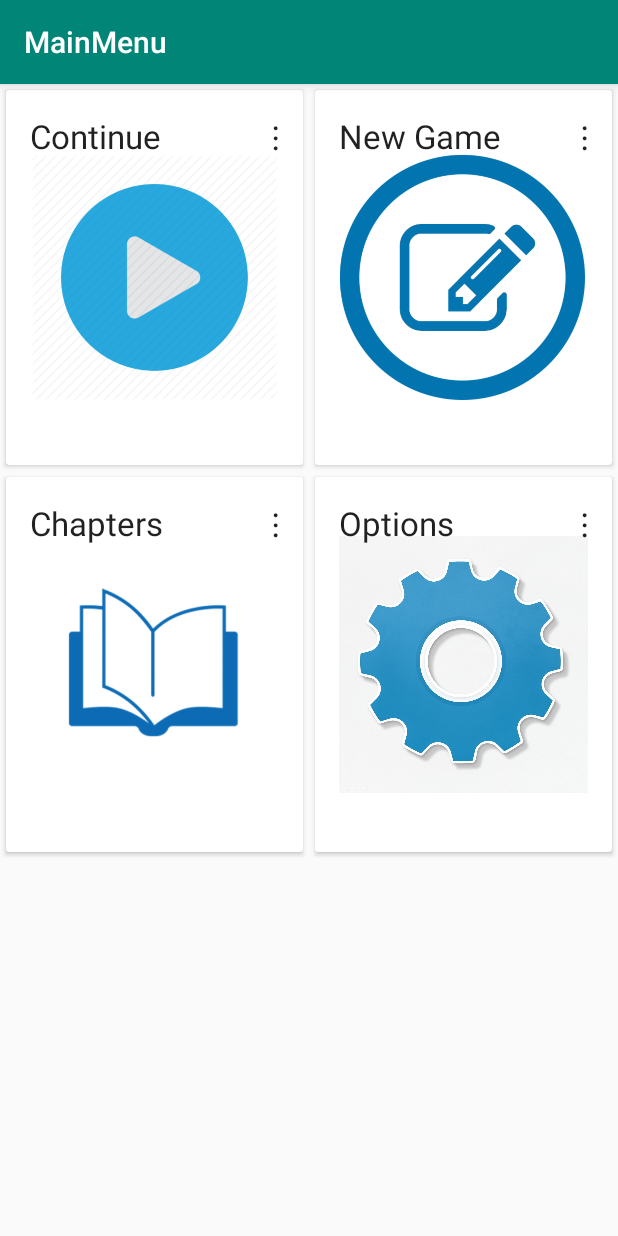
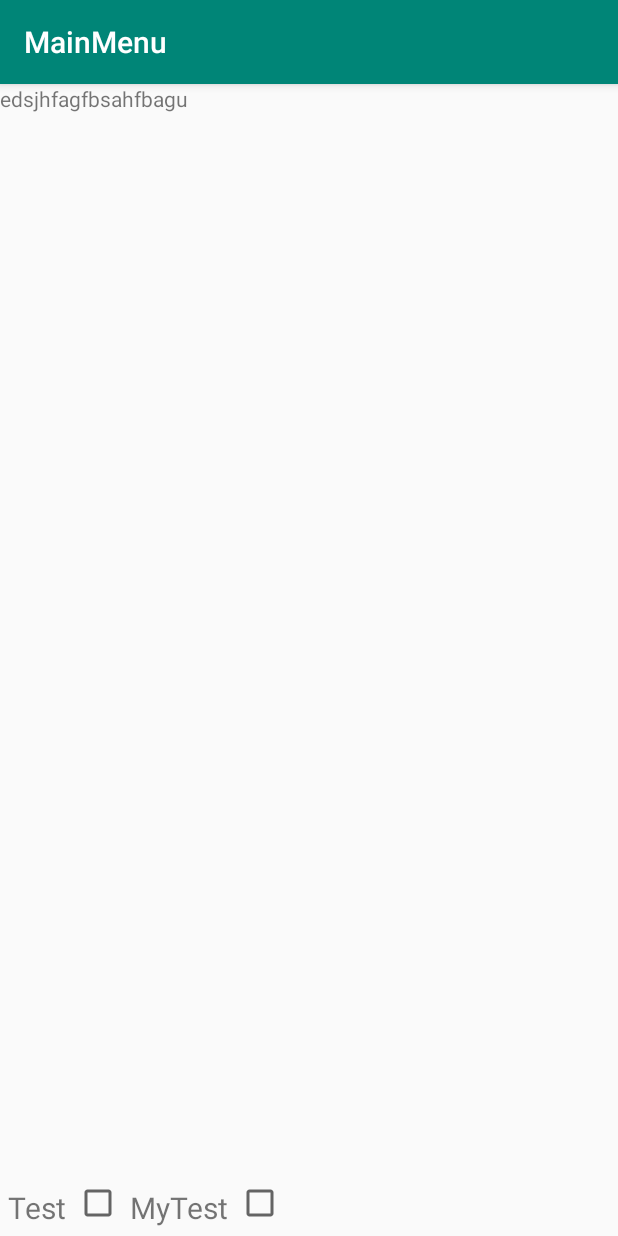
Before and after one commit to bsilva3/RPGApp, an Android app: the screen it shows after launch (MainActivity), after a tap on "Chapters", on a phone screen of 412 x 824 dp. Run offline under Robolectric (Android 15) with nearby library versions, the phone set to English and light mode, and no system bars; pictures from the network do not load.

Commit message:
Bug fixes on choice making. Added layout (basic) for chapter selection

```diff
--- a/app/build.gradle
+++ b/app/build.gradle
@@ -21,6 +21,8 @@ android {
 }
 
 dependencies {
+    def fragment_version = "1.2.5"
+    implementation "androidx.fragment:fragment:$fragment_version"
     implementation fileTree(dir: 'libs', include: ['*.jar'])
     implementation 'androidx.appcompat:appcompat:1.0.2'
     implementation 'androidx.constraintlayout:constraintlayout:1.1.3'
--- a/app/src/main/java/com/transports/rpgtext/ChapterSelectionFragment.java
+++ b/app/src/main/java/com/transports/rpgtext/ChapterSelectionFragment.java
@@ -5,33 +5,30 @@ import android.net.Uri;
 import android.os.Bundle;
 
 import androidx.fragment.app.Fragment;
+import androidx.recyclerview.widget.LinearLayoutManager;
+import androidx.recyclerview.widget.RecyclerView;
 
-import android.util.Log;
 import android.view.LayoutInflater;
 import android.view.View;
 import android.view.ViewGroup;
-import android.widget.AdapterView;
-import android.widget.ListView;
 import android.widget.TextView;
+import android.widget.Toast;
 
 import com.transports.rpgtext.list_utils.chapter_select_list.ChapterAdapter;
-import com.transports.rpgtext.list_utils.chapter_select_list.ChapterChecked;
 import com.transports.rpgtext.story_handle.ChapterDescription;
 import com.transports.rpgtext.story_handle.ChapterLoader;
-import com.transports.rpgtext.story_handle.ChapterStory;
 
-import java.io.IOException;
-import java.io.InputStream;
+import java.util.ArrayList;
 import java.util.List;
 
 
-public class ChapterSelectionFragment extends Fragment {
+public class ChapterSelectionFragment extends Fragment implements ChapterAdapter.ItemClickListener{
     // TODO: Rename parameter arguments, choose names that match
     // the fragment initialization parameters, e.g. ARG_ITEM_NUMBER
     private static final String ARG_PARAM1 = "param1";
     private static final String ARG_PARAM2 = "param2";
-    private ListView chapterList;
     private TextView chapterDescr;
+    private RecyclerView chapterListRecyclerView;
     private ChapterAdapter chapterAdapter;
     private List<ChapterDescription> chapters;
     private ChapterLoader chapterLoader;
@@ -77,22 +74,24 @@ public class ChapterSelectionFragment extends Fragment {
     public View onCreateView(LayoutInflater inflater, ViewGroup container,
                              Bundle savedInstanceState) {
         View view = inflater.inflate(R.layout.fragment_chapter_selection, container, false);
-        chapterDescr = (TextView) view.findViewById(R.id.chapter_descr);
-        chapterList = (ListView) view.findViewById(R.id.list_chapters);
+        chapterDescr = view.findViewById(R.id.chapter_descr);
+        chapterListRecyclerView = view.findViewById(R.id.list_chapters);
+
+        //chapterAdapter.setClickListener(this);
+        chapterListRecyclerView.setLayoutManager(new LinearLayoutManager(getActivity(), LinearLayoutManager.HORIZONTAL, false));
 
         //get list of chapters
-        chapterLoader = new ChapterLoader();
-        chapters = chapterLoader.getAvailableChapters(this.getActivity());
-        chapterAdapter = new ChapterAdapter(getContext(), chapters);
-        chapterList.setAdapter(chapterAdapter);
-        chapterList.setOnItemClickListener(new AdapterView.OnItemClickListener() {
-            @Override
-            public void onItemClick(AdapterView<?> parent, View view, int position, long arg3) {
-                view.setSelected(true);
-            }
-        });
+        //chapterLoader = new ChapterLoader();
+        chapters = new ArrayList<>();
+        //chapters = chapterLoader.getAvailableChapters(this.getActivity());
+        chapters.add(new ChapterDescription("Test", 1, "eshgf", "ufnaiufu.json"));
+        chapters.add(new ChapterDescription("MyTest", 2, "afsdasf", "safgsdhs.json"));
+        chapterAdapter = new ChapterAdapter(chapters);
+        chapterListRecyclerView.setAdapter(chapterAdapter);
+
         // Inflate the layout for this fragment
-        return inflater.inflate(R.layout.fragment_chapter_selection, container, false);
+        //return inflater.inflate(R.layout.fragment_chapter_selection, container, false);
+        return view;//!!!! <- return view created, do not inflate again!
     }
 
     // TODO: Rename method, update argument and hook method into UI event
@@ -107,9 +106,6 @@ public class ChapterSelectionFragment extends Fragment {
         super.onAttach(context);
         if (context instanceof OnFragmentInteractionListener) {
             mListener = (OnFragmentInteractionListener) context;
-        } else {
-            throw new RuntimeException(context.toString()
-                    + " must implement OnFragmentInteractionListener");
         }
     }
 
@@ -117,6 +113,11 @@ public class ChapterSelectionFragment extends Fragment {
     public void onDetach() {
         super.onDetach();
         mListener = null;
+    }
+
+    @Override
+    public void onItemClick(View view, int position) {
+        Toast.makeText(getContext(), "You clicked " + chapterAdapter.getItem(position) + " on row number " + position, Toast.LENGTH_SHORT).show();
     }
 
     /**
--- a/app/src/main/java/com/transports/rpgtext/MainActivity.java
+++ b/app/src/main/java/com/transports/rpgtext/MainActivity.java
@@ -4,11 +4,10 @@ import androidx.appcompat.app.AppCompatActivity;
 import androidx.recyclerview.widget.GridLayoutManager;
 import androidx.recyclerview.widget.RecyclerView;
 
+import android.app.FragmentTransaction;
 import android.content.Intent;
 import android.os.Bundle;
 
-import com.transports.rpgtext.list_utils.main_menu.CustomAdapter;
-import com.transports.rpgtext.list_utils.main_menu.MainMenuItem;
 import com.transports.rpgtext.settings_screen.SettingsActivity;
 
 import java.util.ArrayList;
@@ -18,7 +17,7 @@ import static com.transports.rpgtext.Constants.CHAPTER_TITLE_EXTRA;
 import static com.transports.rpgtext.Constants.MAIN_MENU_OPTS_HEADINGS;
 import static com.transports.rpgtext.Constants.MAIN_MENU_OPTS_ICONS;
 
-public class MainActivity extends AppCompatActivity implements RecyclerViewClickListener {
+public class MainActivity extends AppCompatActivity {
 
     //recyclerview objects
     private RecyclerView recyclerView;
@@ -31,20 +30,27 @@ public class MainActivity extends AppCompatActivity implements RecyclerViewClick
         super.onCreate(savedInstanceState);
         setContentView(R.layout.activity_main);
 
+        if (savedInstanceState == null) {
+            getSupportFragmentManager().beginTransaction()
+                    .setReorderingAllowed(true)
+                    .add(R.id.fragment_container_view_main, MainMenuFragment.class, null)
+                    .commit();
+        }
+
         //initializing views
-        recyclerView = (RecyclerView) findViewById(R.id.main_menu_recycler_view);
-        recyclerView.setHasFixedSize(true);
-        recyclerView.setLayoutManager(new GridLayoutManager(this, 2, GridLayoutManager.VERTICAL, false));
-        itemListener = this; // hear item menu clicks and call function in this class to handle it
+        //recyclerView = (RecyclerView) findViewById(R.id.main_menu_recycler_view);
+        //recyclerView.setHasFixedSize(true);
+        //recyclerView.setLayoutManager(new GridLayoutManager(this, 2, GridLayoutManager.VERTICAL, false));
+        //itemListener = this; // hear item menu clicks and call function in this class to handle it
         //loading main menu options
-        loadRecyclerViewItem();
+        //loadRecyclerViewItem();
 
         /*ChapterLoader chapterLoader = new ChapterLoader();
         ChapterStory ch = chapterLoader.load(this, );
         Log.d("chapter", ch+"");*/
     }
 
-    private void loadRecyclerViewItem() {
+    /*private void loadRecyclerViewItem() {
         //you can fetch the data from server or some apis
         //for this tutorial I am adding some dummy data directly
         List <MainMenuItem> list = new ArrayList<>();
@@ -61,20 +67,24 @@ public class MainActivity extends AppCompatActivity implements RecyclerViewClick
         switch (heading) {
             case Constants.CONTINUE_OPT:
                 //Check saved data, if no save, show chapter selection
-                /*FragmentManager fragmentManager = getSupportFragmentManager();
-                FragmentTransaction fragmentTransaction = fragmentManager.beginTransaction();
-                ChapterSelectionFragment fragment = new ChapterSelectionFragment();
-                fragmentTransaction.add(R.id.fragment_container, fragment);
-                fragmentTransaction.commit();*/
+
 
                 //navigate to game activity, load chapter 1 for testing
                 Intent i=new Intent(this, TextRPGActivity.class);
                 i.putExtra(CHAPTER_TITLE_EXTRA, "Chapter 01");
                 startActivity(i);
-
                 break;
             case Constants.CHAPTERS_OPT:
                 // select chapter option selected
+                FragmentTransaction transaction = getFragmentManager().beginTransaction();
+
+                // Replace whatever is in the fragment_container view with this fragment,
+                // and add the transaction to the back stack
+                transaction.replace(R.id.fragment_container, newFragment);
+                transaction.addToBackStack(null);
+
+                // Commit the transaction
+                transaction.commit();
                 break;
             case Constants.NEW_GAME_OPT:
                 // continue option selected
@@ -85,5 +95,5 @@ public class MainActivity extends AppCompatActivity implements RecyclerViewClick
                 startActivity(settingsInt);
                 break;
         }
-    }
+    }*/
 }
--- /dev/null
+++ b/app/src/main/java/com/transports/rpgtext/MainMenuFragment.java
@@ -0,0 +1,157 @@
+package com.transports.rpgtext;
+
+import android.content.Context;
+import android.content.Intent;
+import android.net.Uri;
+import android.os.Bundle;
+
+import androidx.fragment.app.Fragment;
+import androidx.fragment.app.FragmentManager;
+
+import androidx.fragment.app.FragmentTransaction;
+import androidx.recyclerview.widget.GridLayoutManager;
+import androidx.recyclerview.widget.RecyclerView;
+
+import android.view.LayoutInflater;
+import android.view.View;
+import android.view.ViewGroup;
+
+import com.transports.rpgtext.list_utils.main_menu.CustomAdapter;
+import com.transports.rpgtext.list_utils.main_menu.MainMenuItem;
+import com.transports.rpgtext.settings_screen.SettingsActivity;
+
+import java.util.ArrayList;
+import java.util.List;
+
+import static com.transports.rpgtext.Constants.CHAPTER_TITLE_EXTRA;
+import static com.transports.rpgtext.Constants.MAIN_MENU_OPTS_HEADINGS;
+import static com.transports.rpgtext.Constants.MAIN_MENU_OPTS_ICONS;
+
+
+/**
+ * A simple {@link Fragment} subclass.
+ * Activities that contain this fragment must implement the
+ * {@link MainMenuFragment.OnFragmentInteractionListener} interface
+ * to handle interaction events.
+ */
+public class MainMenuFragment extends Fragment implements RecyclerViewClickListener{
+    // TODO: Rename parameter arguments, choose names that match
+    // the fragment initialization parameters, e.g. ARG_ITEM_NUMBER
+    private static final String ARG_PARAM1 = "param1";
+    private static final String ARG_PARAM2 = "param2";
+
+    // TODO: Rename and change types of parameters
+    private String mParam1;
+    private String mParam2;
+
+    private OnFragmentInteractionListener mListener;
+
+    private RecyclerView recyclerView;
+    private RecyclerView.LayoutManager layoutManager;
+    private RecyclerView.Adapter adapter;
+    private RecyclerViewClickListener itemListener;
+
+    public MainMenuFragment() {
+        // Required empty public constructor
+    }
+
+
+    @Override
+    public void onCreate(Bundle savedInstanceState) {
+        super.onCreate(savedInstanceState);
+        if (getArguments() != null) {
+            mParam1 = getArguments().getString(ARG_PARAM1);
+            mParam2 = getArguments().getString(ARG_PARAM2);
+        }
+    }
+
+    @Override
+    public View onCreateView(LayoutInflater inflater, ViewGroup container,
+                             Bundle savedInstanceState) {
+        View view = inflater.inflate(R.layout.fragment_main_menu, container, false);
+        //initializing views
+        recyclerView = (RecyclerView) view.findViewById(R.id.main_menu_recycler_view);
+        recyclerView.setHasFixedSize(true);
+        recyclerView.setLayoutManager(new GridLayoutManager(this.getContext(), 2, GridLayoutManager.VERTICAL, false));
+        itemListener = this; // hear item menu clicks and call function in this class to handle it
+        loadRecyclerViewItem();
+        // Inflate the layout for this fragment
+        return view;
+    }
+
+    private void loadRecyclerViewItem() {
+        //you can fetch the data from server or some apis
+        //for this tutorial I am adding some dummy data directly
+        List<MainMenuItem> list = new ArrayList<>();
+        for (int i = 0; i < MAIN_MENU_OPTS_HEADINGS.length; i++) {
+            MainMenuItem myList = new MainMenuItem(MAIN_MENU_OPTS_HEADINGS[i], MAIN_MENU_OPTS_ICONS[i]);
+            list.add(myList);
+        }
+        adapter = new CustomAdapter(list, this.getContext(), itemListener);
+        recyclerView.setAdapter(adapter);
+    }
+
+    @Override
+    public void recyclerViewListClicked(String heading) {
+        switch (heading) {
+            case Constants.CONTINUE_OPT:
+                //Check saved data, if no save, show chapter selection
+                /*FragmentManager fragmentManager = getSupportFragmentManager();
+                FragmentTransaction fragmentTransaction = fragmentManager.beginTransaction();
+                ChapterSelectionFragment fragment = new ChapterSelectionFragment();
+                fragmentTransaction.add(R.id.fragment_container, fragment);
+                fragmentTransaction.commit();*/
+
+                //navigate to game activity, load chapter 1 for testing
+                Intent i=new Intent(this.getActivity(), TextRPGActivity.class);
+                i.putExtra(CHAPTER_TITLE_EXTRA, "Chapter 01");
+                startActivity(i);
+                break;
+            case Constants.CHAPTERS_OPT:
+                // select chapter option selected
+                FragmentManager fragmentManager = this.getActivity().getSupportFragmentManager();
+                fragmentManager.beginTransaction()
+                        .replace(R.id.fragment_container_view_main, ChapterSelectionFragment.class, null)
+                        .setReorderingAllowed(true)
+                        .addToBackStack(null) // name can be null
+                        .commit();
+            case Constants.NEW_GAME_OPT:
+                // continue option selected
+                break;
+            case Constants.OPTIONS_OPT:
+                // settings option selected
+                Intent settingsInt = new Intent(this.getActivity(), SettingsActivity.class);
+                startActivity(settingsInt);
+                break;
+        }
+    }
+
+    @Override
+    public void onAttach(Context context) {
+        super.onAttach(context);
+        if (context instanceof OnFragmentInteractionListener) {
+            mListener = (OnFragmentInteractionListener) context;
+        }
+    }
+
+    @Override
+    public void onDetach() {
+        super.onDetach();
+        mListener = null;
+    }
+
+    /**
+     * This interface must be implemented by activities that contain this
+     * fragment to allow an interaction in this fragment to be communicated
+     * to the activity and potentially other fragments contained in that
+     * activity.
+     * <p>
+     * See the Android Training lesson <a href=
+     * "http://developer.android.com/training/basics/fragments/communicating.html"
+     * >Communicating with Other Fragments</a> for more information.
+     */
+    public interface OnFragmentInteractionListener {
+        // TODO: Update argument type and name
+        void onFragmentInteraction(Uri uri);
+    }
+}
--- a/app/src/main/java/com/transports/rpgtext/list_utils/chapter_select_list/ChapterAdapter.java
+++ b/app/src/main/java/com/transports/rpgtext/list_utils/chapter_select_list/ChapterAdapter.java
@@ -4,7 +4,8 @@ import java.util.ArrayList;
 import java.util.List;
 
 import android.content.Context;
-        import android.view.LayoutInflater;
+import android.util.Log;
+import android.view.LayoutInflater;
         import android.view.View;
         import android.view.ViewGroup;
         import android.widget.BaseAdapter;
@@ -13,29 +14,70 @@ import android.content.Context;
         import android.widget.CompoundButton.OnCheckedChangeListener;
         import android.widget.TextView;
 
+import androidx.annotation.NonNull;
+import androidx.recyclerview.widget.RecyclerView;
+
 import com.transports.rpgtext.R;
 import com.transports.rpgtext.story_handle.ChapterDescription;
 
-public class ChapterAdapter extends BaseAdapter {
+public class ChapterAdapter extends RecyclerView.Adapter<ChapterAdapter.ViewHolder> {
     Context ctx;
     LayoutInflater lInflater;
-    List<ChapterDescription> objects;
+    List<ChapterDescription> chapters;
+    ItemClickListener mClickListener;
 
-    public ChapterAdapter(Context context, List<ChapterDescription> chapter) {
-        ctx = context;
-        objects = chapter;
-        lInflater = (LayoutInflater) ctx
-                .getSystemService(Context.LAYOUT_INFLATER_SERVICE);
+
+    /**
+     * Provide a reference to the type of views that you are using
+     * (custom ViewHolder).
+     */
+    public static class ViewHolder extends RecyclerView.ViewHolder implements View.OnClickListener {
+        private final TextView textView;
+
+        public ViewHolder(View view) {
+            super(view);
+            // Define click listener for the ViewHolder's View
+
+            textView = view.findViewById(R.id.chapter_title_item);
+            view.setOnClickListener(this);
+        }
+
+        @Override
+        public void onClick(View view) {
+            //if (mClickListener != null) mClickListener.onItemClick(view, getAdapterPosition());
+        }
+
+        public TextView getTextView() {
+            return textView;
+        }
+    }
+
+    public ChapterAdapter(List<ChapterDescription> chapter) {
+        this.chapters = chapter;
+        Log.d("test", "in constructor");
+    }
+
+
+    @Override
+    public ChapterAdapter.ViewHolder onCreateViewHolder(@NonNull ViewGroup parent, int viewType) {
+        View view = LayoutInflater.from(parent.getContext())
+                .inflate(R.layout.chapter_select_item, parent, false);
+        Log.d("test", "in view create");
+
+        return new ViewHolder(view);
     }
 
     @Override
-    public int getCount() {
-        return objects.size();
-    }
+    public void onBindViewHolder(@NonNull ChapterAdapter.ViewHolder holder, int position) {
+        Log.d("test", "in view holder bind");
+        //ChapterChecked chapterChecked = (ChapterChecked) getItem(position);
 
-    @Override
-    public Object getItem(int position) {
-        return objects.get(position);
+        holder.textView.setText(chapters.get(position).getChapterTitle());
+
+        /*CheckBox cbBuy = (CheckBox) holder.findViewById(R.id.chapter_select_box);
+        cbBuy.setOnCheckedChangeListener(myCheckChangList);
+        cbBuy.setTag(position);
+        cbBuy.setChecked(false);*/
     }
 
     @Override
@@ -44,43 +86,23 @@ public class ChapterAdapter extends BaseAdapter {
     }
 
     @Override
-    public View getView(int position, View convertView, ViewGroup parent) {
-        View view = convertView;
-        if (view == null) {
-            view = lInflater.inflate(R.layout.chapter_select_item, parent, false);
-        }
-
-        ChapterChecked chapterChecked = (ChapterChecked) getItem(position);
-
-        ((TextView) view.findViewById(R.id.chapter_descr)).setText(chapterChecked.title);
-
-        CheckBox cbBuy = (CheckBox) view.findViewById(R.id.chapter_select_box);
-        cbBuy.setOnCheckedChangeListener(myCheckChangList);
-        cbBuy.setTag(position);
-        cbBuy.setChecked(false);
-        return view;
+    public int getItemCount() {
+        return chapters.size();
     }
 
-    String getChapterTitle(int position) {
-        return ((String) getItem(position));
+    // convenience method for getting data at click position
+    public ChapterDescription getItem(int id) {
+        return chapters.get(id);
     }
 
-    ArrayList<ChapterDescription> getBox() {
-        ArrayList<ChapterDescription> box = new ArrayList<>();
-        for (ChapterDescription c : objects) {
-            if (c.box)
-                box.add(c);
-        }
-        return box;
-    }
-    ChapterDescription getChapterChecked(int position) {
-        return ((ChapterDescription) getItem(position));
+    // allows clicks events to be caught
+    void setClickListener(ItemClickListener itemClickListener) {
+        this.mClickListener = itemClickListener;
     }
 
-    OnCheckedChangeListener myCheckChangList = new OnCheckedChangeListener() {
-        public void onCheckedChanged(CompoundButton buttonView,
-                                     boolean isChecked) {
-            getChapterChecked((Integer) buttonView.getTag()).box = isChecked;
-        }
-    };
+    // parent activity will implement this method to respond to click events
+    public interface ItemClickListener {
+        void onItemClick(View view, int position);
+    }
+
 }
--- a/app/src/main/java/com/transports/rpgtext/list_utils/main_menu/CustomAdapter.java
+++ b/app/src/main/java/com/transports/rpgtext/list_utils/main_menu/CustomAdapter.java
@@ -47,7 +47,7 @@ public class CustomAdapter extends RecyclerView.Adapter<CustomAdapter.ViewHolder
         holder.itemView.setOnClickListener(new View.OnClickListener() {
             @Override
             public void onClick(View view) {
-                Toast.makeText(mCtx, myList.getHeading()+"", Toast.LENGTH_SHORT).show();
+                //Toast.makeText(mCtx, myList.getHeading()+"", Toast.LENGTH_SHORT).show();
                 itemListener.recyclerViewListClicked(myList.getHeading());
             }
         });
--- a/app/src/main/java/com/transports/rpgtext/story_handle/ChapterStory.java
+++ b/app/src/main/java/com/transports/rpgtext/story_handle/ChapterStory.java
@@ -40,6 +40,7 @@ public class ChapterStory {
         return scenes.get(sceneID);
     }
 
+
     public String getChapterTitle() {
         return chapterTitle;
     }
--- a/app/src/main/res/layout/activity_main.xml
+++ b/app/src/main/res/layout/activity_main.xml
@@ -6,9 +6,9 @@
     android:layout_height="match_parent"
     tools:context=".MainActivity">
 
-    <androidx.recyclerview.widget.RecyclerView
-        android:id="@+id/main_menu_recycler_view"
+    <androidx.fragment.app.FragmentContainerView
+        xmlns:android="http://schemas.android.com/apk/res/android"
+        android:id="@+id/fragment_container_view_main"
         android:layout_width="match_parent"
-        android:layout_height="match_parent"/>
-
+        android:layout_height="match_parent" />
 </androidx.constraintlayout.widget.ConstraintLayout>
--- a/app/src/main/res/layout/chapter_select_item.xml
+++ b/app/src/main/res/layout/chapter_select_item.xml
@@ -1,10 +1,11 @@
 <?xml version="1.0" encoding="utf-8"?>
 <LinearLayout xmlns:android="http://schemas.android.com/apk/res/android"
-    android:orientation="vertical" android:layout_width="match_parent"
-    android:layout_height="match_parent">
+    android:orientation="horizontal"
+    android:layout_width="wrap_content"
+    android:layout_height="wrap_content">
  <!-- A simple list with checkbox-->
     <LinearLayout xmlns:android="http://schemas.android.com/apk/res/android"
-        android:layout_width="match_parent"
+        android:layout_width="wrap_content"
         android:layout_height="wrap_content"
         android:orientation="horizontal" >
 
--- a/app/src/main/res/layout/fragment_chapter_selection.xml
+++ b/app/src/main/res/layout/fragment_chapter_selection.xml
@@ -5,25 +5,41 @@
     android:layout_height="match_parent"
     tools:context=".ChapterSelectionFragment">
 
-    <LinearLayout
+    <RelativeLayout
         android:layout_width="match_parent"
-        android:layout_height="wrap_content"
-        android:orientation="horizontal">
+        android:layout_height="match_parent">
 
-        <ListView
-            android:id="@+id/list_chapters"
-            android:layout_width="512dp"
-            android:layout_height="wrap_content"
-            android:background="@drawable/bg_key"
-            android:fadeScrollbars="false"
-            >
-        </ListView>
-        <TextView
-            android:id="@+id/chapter_descr"
-            android:layout_width="512dp"
-            android:layout_height="match_parent"></TextView>
+        <LinearLayout
+            android:id="@+id/chapter_details_linear_layout"
+            android:layout_width="match_parent"
+            android:layout_height="match_parent"
+            android:orientation="vertical">
 
-    </LinearLayout>
+
+            <TextView
+                android:id="@+id/chapter_descr"
+                android:layout_width="wrap_content"
+                android:text="edsjhfagfbsahfbagu"
+                android:layout_height="wrap_content" />
+
+
+        </LinearLayout>
+
+        <RelativeLayout
+            android:layout_width="wrap_content"
+            android:gravity="bottom"
+            android:layout_alignParentBottom="true"
+            android:layout_height="wrap_content">
+
+            <androidx.recyclerview.widget.RecyclerView
+                android:id="@+id/list_chapters"
+                android:gravity="bottom"
+                android:layout_width="wrap_content"
+                android:layout_height="wrap_content"
+                android:orientation="horizontal" />
+        </RelativeLayout>
+    </RelativeLayout>
+
 
 
 </FrameLayout>
--- a/build.gradle
+++ b/build.gradle
@@ -7,6 +7,7 @@ buildscript {
 
     }
     dependencies {
+
         classpath 'com.android.tools.build:gradle:3.5.3'
 
         // NOTE: Do not place your application dependencies here; they belong
```
Also changed, not shown: app/src/main/assets/Chapter 01.json (+76 -18 lines), app/src/main/assets/document.json (deleted, +0 -27 lines), app/src/main/java/com/transports/rpgtext/story_handle/ChapterLoader.java (+8 -5 lines), app/src/main/res/layout/fragment_main_menu.xml (added, +14 -0 lines), 1 other file.
